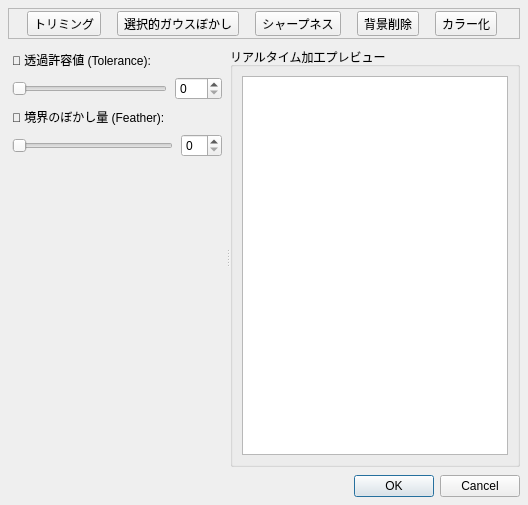
Above: plugins/hoi4/interface/image_tools_dialog.ui from Ikumyon/PDX-Mod-Studio before the change. Below: the same form after it.
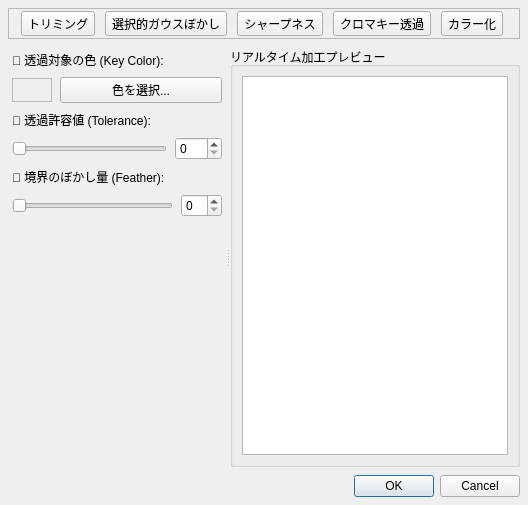
That is the form after the change. The open tabs and pages were chosen to show the change.

Commit message: Fix image tools dialog preview behavior

What changed in the file:
```diff
--- a/plugins/hoi4/interface/image_tools_dialog.ui
+++ b/plugins/hoi4/interface/image_tools_dialog.ui
@@ -83,7 +83,7 @@
       <item>
        <widget class="QToolButton" name="toolButtonRemoveBg">
         <property name="text">
-         <string>背景削除</string>
+         <string>クロマキー透過</string>
         </property>
        </widget>
       </item>
@@ -395,6 +395,46 @@
         <property name="bottomMargin">
          <number>4</number>
         </property>
+        <item>
+         <widget class="QLabel" name="lblRemoveBgKeyColor">
+          <property name="text">
+           <string>🎨 透過対象の色 (Key Color):</string>
+          </property>
+         </widget>
+        </item>
+        <item>
+         <layout class="QHBoxLayout" name="layoutRemoveBgKeyColor">
+          <item>
+           <widget class="QFrame" name="frameRemoveBgKeyColor">
+            <property name="minimumSize">
+             <size>
+              <width>40</width>
+              <height>24</height>
+             </size>
+            </property>
+            <property name="maximumSize">
+             <size>
+              <width>40</width>
+              <height>24</height>
+             </size>
+            </property>
+            <property name="frameShape">
+             <enum>QFrame::Shape::StyledPanel</enum>
+            </property>
+            <property name="frameShadow">
+             <enum>QFrame::Shadow::Sunken</enum>
+            </property>
+           </widget>
+          </item>
+          <item>
+           <widget class="QPushButton" name="btnSelectKeyColor">
+            <property name="text">
+             <string>色を選択...</string>
+            </property>
+           </widget>
+          </item>
+         </layout>
+        </item>
         <item>
          <widget class="QLabel" name="lblRemoveBgTolerance">
           <property name="text">
```
The commit also changes 5 other files.
